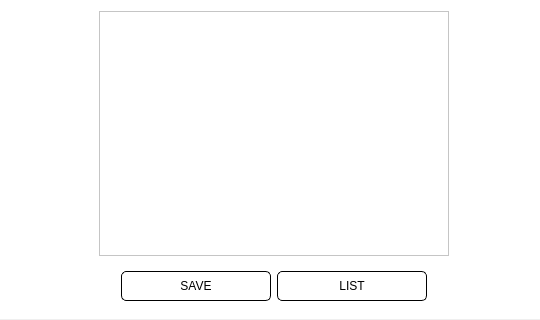
Above: _uiFiles/sub.ui from Non-duality/- before the change; both pictures show x 0 to 540 and y 180 to 500 of the 540 by 500 pixel window. Below: the same form after it.
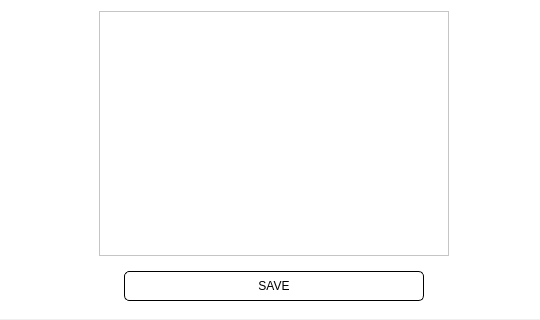
That is the form after the change.

Patch:
```diff
--- a/_uiFiles/sub.ui
+++ b/_uiFiles/sub.ui
@@ -421,13 +421,13 @@
         <widget class="QPushButton" name="task_save_button">
          <property name="minimumSize">
           <size>
-           <width>150</width>
+           <width>300</width>
            <height>30</height>
           </size>
          </property>
          <property name="maximumSize">
           <size>
-           <width>150</width>
+           <width>300</width>
            <height>30</height>
           </size>
          </property>
@@ -444,33 +444,6 @@
          </property>
         </widget>
        </item>
-       <item>
-        <widget class="QPushButton" name="see_task_list_button">
-         <property name="minimumSize">
-          <size>
-           <width>150</width>
-           <height>30</height>
-          </size>
-         </property>
-         <property name="maximumSize">
-          <size>
-           <width>150</width>
-           <height>30</height>
-          </size>
-         </property>
-         <property name="styleSheet">
-          <string notr="true">font: 75 10pt &quot;나눔스퀘어 Bold&quot;;
-background-color: rgb(255, 255, 255);
-border-radius: 5px;
-border-style: solid;
-border-width: 1px;
-border-color: rgb(0, 0, 0);</string>
-         </property>
-         <property name="text">
-          <string>LIST</string>
-         </property>
-        </widget>
-       </item>
       </layout>
      </widget>
     </item>
```
